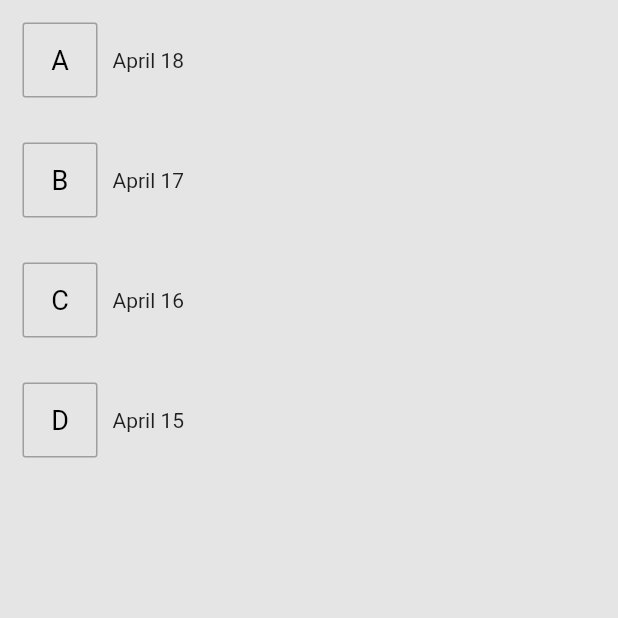
After one commit to nonik1017/taxi, a Flutter app: the CustomRadio screen opened directly, on a phone screen of 412 x 824 dp, the top half of it. The commit adds this screen. Run offline on Flutter 3.47's test engine with Material 2 defaults, Android fonts, the phone set to English and light mode, and no system bars; our stand-ins replace carousel_slider, intl_phone_field.

Commit message:
fix problems by console

```diff
--- a/taxi/lib/authorization.dart
+++ b/taxi/lib/authorization.dart
@@ -6,8 +6,12 @@ import 'package:intl_phone_field/intl_phone_field.dart';
 import 'sms_code.dart';
 
 class AuthorizationApp extends StatefulWidget {
+  const AuthorizationApp({Key? key}) : super(key: key);
+
   @override
   _AuthorizationState createState() => _AuthorizationState();
+
+  static const routeName = '/authorization';
 }
 
 class _AuthorizationState extends State<AuthorizationApp> {
@@ -25,6 +29,7 @@ class _AuthorizationState extends State<AuthorizationApp> {
     return MaterialApp(
       routes: {
         SMSCodeApp.routeName: (context) => const SMSCodeApp(),
+        // CreateOrderApp.routeName: (context) => const CreateOrderApp(),
       },
       debugShowCheckedModeBanner: false,
       theme: ThemeData(scaffoldBackgroundColor: const Color.fromRGBO(229, 229, 229, 1)),
@@ -156,6 +161,7 @@ class _AuthorizationState extends State<AuthorizationApp> {
                   onPressed: () {
                     Navigator.pushNamed(
                       context,
+                      // CreateOrderApp.routeName,
                       SMSCodeApp.routeName,
                       arguments: phoneNumberController.text.toString(),
                     );
--- a/taxi/lib/main.dart
+++ b/taxi/lib/main.dart
@@ -4,5 +4,5 @@ import 'authorization.dart';
 
 void main() {
   // runApp(MyApp());
-  runApp(AuthorizationApp());
+  runApp(const AuthorizationApp());
 }
--- a/taxi/lib/main_slider.dart
+++ b/taxi/lib/main_slider.dart
@@ -2,12 +2,14 @@ import 'package:flutter/material.dart';
 import 'package:carousel_slider/carousel_slider.dart';
 
 class SliderApp extends StatefulWidget {
+  const SliderApp({Key? key}) : super(key: key);
+
   @override
   _SliderState createState() => _SliderState();
 }
 
 class _SliderState extends State<SliderApp> {
-  int _currentIndex=0;
+  int currentIndex=0;
 
   List cardList=[
     const Item1(),
@@ -49,7 +51,7 @@ class _SliderState extends State<SliderApp> {
                 // aspectRatio: 21/5,
                 onPageChanged: (index, reason) {
                   setState(() {
-                    _currentIndex = index;
+                    currentIndex = index;
                   });
                 },
               ),
--- a/taxi/lib/my_app.dart
+++ b/taxi/lib/my_app.dart
@@ -2,6 +2,8 @@ import 'package:flutter/material.dart';
 import 'package:taxi/main_slider.dart';
 
 class MyApp extends StatefulWidget {
+  const MyApp({Key? key}) : super(key: key);
+
   @override
   _MyAppState createState() => _MyAppState();
 }
@@ -68,7 +70,7 @@ class _MyAppState extends State<MyApp> {
             ],
           ),
         ),
-        body: SliderApp()
+        body: const SliderApp()
       ),
     );
   }
--- /dev/null
+++ b/taxi/lib/radio_model.dart
@@ -0,0 +1,98 @@
+import 'package:flutter/material.dart';
+
+class CustomRadio extends StatefulWidget {
+  const CustomRadio({Key? key}) : super(key: key);
+
+  @override
+  createState() {
+    return CustomRadioState();
+  }
+}
+
+class CustomRadioState extends State<CustomRadio> {
+  List<RadioModel> sampleData = [];
+
+  @override
+  void initState() {
+    super.initState();
+    sampleData.add(RadioModel(false, 'A', 'April 18'));
+    sampleData.add(RadioModel(false, 'B', 'April 17'));
+    sampleData.add(RadioModel(false, 'C', 'April 16'));
+    sampleData.add(RadioModel(false, 'D', 'April 15'));
+  }
+
+  @override
+  Widget build(BuildContext context) {
+    return Scaffold(
+      body: ListView.builder(
+        itemCount: sampleData.length,
+        itemBuilder: (BuildContext context, int index) {
+          return InkWell(
+            splashColor: Colors.blueAccent,
+            onTap: () {
+              setState(() {
+                for (var element in sampleData) {
+                  element.isSelected = false;
+                }
+                sampleData[index].isSelected = true;
+              });
+            },
+            child: RadioItem(sampleData[index]),
+          );
+        },
+      ),
+    );
+  }
+}
+
+class RadioItem extends StatelessWidget {
+  final RadioModel _item;
+  // ignore: use_key_in_widget_constructors
+  const RadioItem(this._item);
+  @override
+  Widget build(BuildContext context) {
+    return Container(
+      margin: const EdgeInsets.all(15.0),
+      child: Row(
+        mainAxisSize: MainAxisSize.max,
+        children: <Widget>[
+          Container(
+            height: 50.0,
+            width: 50.0,
+            child: Center(
+              child: Text(_item.buttonText,
+                  style: TextStyle(
+                      color:
+                          _item.isSelected ? Colors.white : Colors.black,
+                      //fontWeight: FontWeight.bold,
+                      fontSize: 18.0)),
+            ),
+            decoration: BoxDecoration(
+              color: _item.isSelected
+                  ? Colors.blueAccent
+                  : Colors.transparent,
+              border: Border.all(
+                  width: 1.0,
+                  color: _item.isSelected
+                      ? Colors.blueAccent
+                      : Colors.grey),
+              borderRadius: const BorderRadius.all(Radius.circular(2.0)),
+            ),
+          ),
+          Container(
+            margin: const EdgeInsets.only(left: 10.0),
+            child: Text(_item.text),
+          )
+        ],
+      ),
+    );
+  }
+}
+
+class RadioModel {
+  bool isSelected;
+  final String buttonText;
+  final String text;
+
+  RadioModel(this.isSelected, this.buttonText, this.text);
+}
```
Also changed, not shown: taxi/lib/create_order.dart (added, +150 -0 lines), taxi/lib/sms_code.dart (+31 -36 lines), 1 other file.
